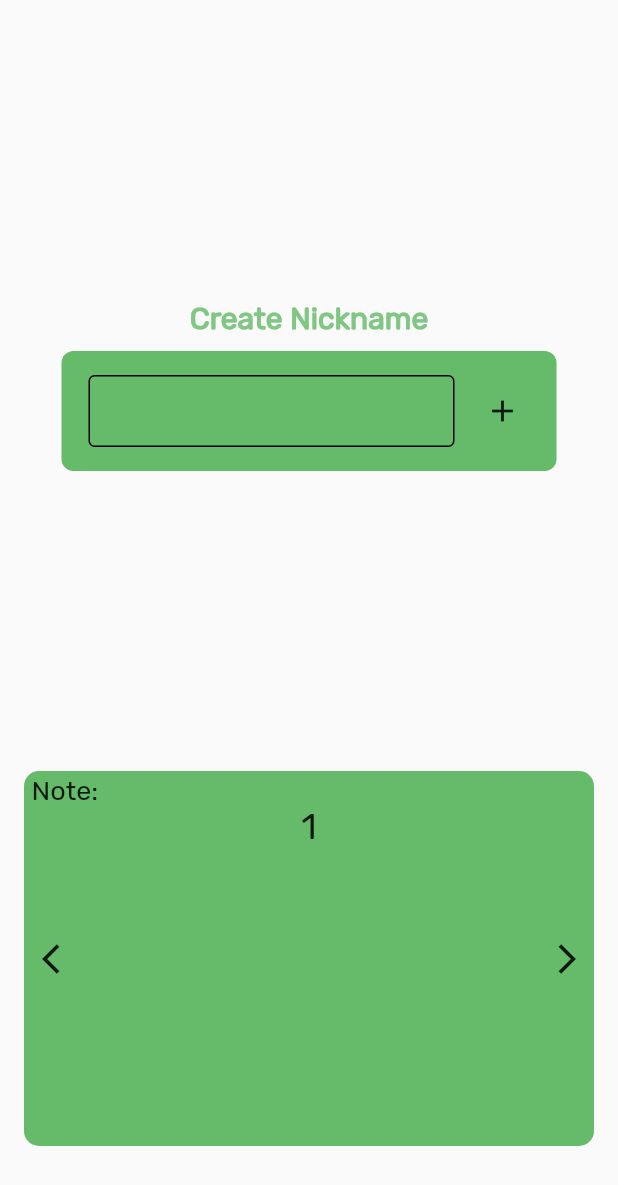
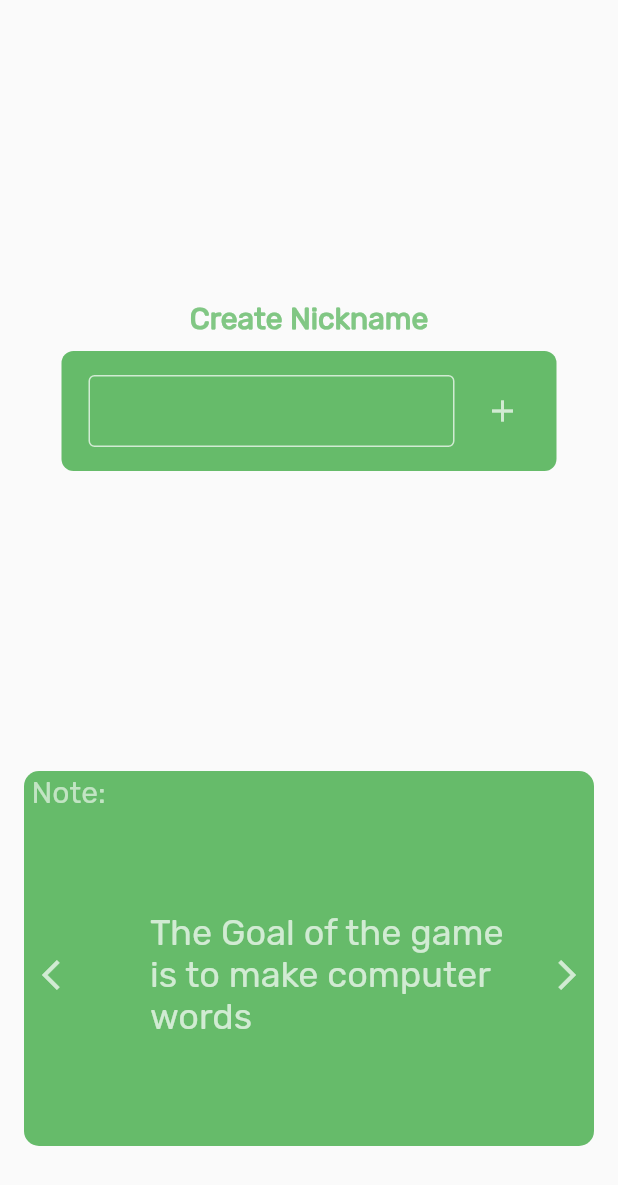
Before and after one commit to japoy143/capstone1, a Flutter app: the screen it shows after launch, on a phone screen of 412 x 824 dp. Shown: the top 1185 px of the screen. Run offline on Flutter 3.47's test engine with Material 2 defaults, Android fonts, the phone set to English and light mode, and no system bars; our stand-ins replace audioplayers, flutter_spinkit, get.

```diff
--- a/lib/pages/addusername.dart
+++ b/lib/pages/addusername.dart
@@ -9,7 +9,9 @@ class AddUsername extends StatelessWidget {
   @override
   Widget build(BuildContext context) {
     return Scaffold(
-      body: Column(
+      resizeToAvoidBottomInset: false,
+      body: SingleChildScrollView(
+        child: Column(
           crossAxisAlignment: CrossAxisAlignment.center,
           children: <Widget>[
             // Wrap the Column with Expanded
@@ -47,10 +49,12 @@ class AddUsername extends StatelessWidget {
                           onTapOutside: (event) {
                             FocusScope.of(context).unfocus();
                           },
-                        style: const TextStyle(color: Colors.black),
+                          style: const TextStyle(color: Colors.white70),
                           decoration: const InputDecoration(
-                            focusColor: Colors.black,
-                            enabledBorder: OutlineInputBorder(),
+                              focusColor: Colors.white70,
+                              enabledBorder: OutlineInputBorder(
+                                  borderSide:
+                                      BorderSide(color: Colors.white70)),
                               contentPadding:
                                   EdgeInsets.symmetric(horizontal: 10),
                               focusedBorder: UnderlineInputBorder(
@@ -60,10 +64,13 @@ class AddUsername extends StatelessWidget {
                     ),
                     IconButton(
                       onPressed: () {
-                      Navigator.of(context).push(
-                          MaterialPageRoute(builder: (context) => MenuPage()));
+                        Navigator.of(context).push(MaterialPageRoute(
+                            builder: (context) => MenuPage()));
                       },
-                    icon: const Icon(Icons.add),
+                      icon: const Icon(
+                        Icons.add,
+                        color: Colors.white70,
+                      ),
                     ),
                   ],
                 ),
@@ -75,6 +82,7 @@ class AddUsername extends StatelessWidget {
             Note(),
           ],
         ),
+      ),
     );
   }
 }
--- a/lib/pages/addusernameUtils.dart
+++ b/lib/pages/addusernameUtils.dart
@@ -32,27 +32,15 @@ class _NoteState extends State<Note> {
                 Text(
                   'Note:',
                   style: TextStyle(
-                    fontFamily: 'Rubik',
-                    fontSize: 18,
-                    fontWeight: FontWeight.w300,
-                  ),
-                ),
-              ],
-            ),
-            Row(
-              mainAxisAlignment: MainAxisAlignment.center,
-              children: [
-                Text(
-                  note,
-                  style: TextStyle(
-                    fontFamily: 'Rubik',
-                    fontSize: 24,
-                  ),
+                      fontFamily: 'Rubik',
+                      fontSize: 20.0,
+                      fontWeight: FontWeight.w300,
+                      color: Colors.white60),
                 ),
               ],
             ),
             SizedBox(
-              height: 50,
+              height: 35,
             ),
             Row(
               mainAxisAlignment: MainAxisAlignment.spaceBetween,
@@ -65,12 +53,33 @@ class _NoteState extends State<Note> {
                       }
                     });
                   },
-                  icon: Icon(Icons.arrow_back_ios),
+                  icon: Icon(
+                    Icons.arrow_back_ios,
+                    color: Colors.white70,
+                  ),
+                ),
+                SizedBox(
+                  width: 20.0,
+                ),
+                Center(
+                  child: SizedBox(
+                    height: 150,
+                    width: 240,
+                    child: Center(
+                      child: Text(
+                        note,
+                        style: TextStyle(
+                            fontFamily: 'Rubik',
+                            fontSize: 24,
+                            color: Colors.white70),
+                      ),
+                    ),
+                  ),
                 ),
                 IconButton(
                   onPressed: () {
                     setState(() {
-                      if (nextPage < 3) {
+                      if (nextPage < 6) {
                         nextPage++;
                       }
                     });
@@ -78,7 +87,10 @@ class _NoteState extends State<Note> {
                   icon: Transform(
                     alignment: Alignment.center,
                     transform: Matrix4.rotationY(3.14159),
-                    child: Icon(Icons.arrow_back_ios),
+                    child: Icon(
+                      Icons.arrow_back_ios,
+                      color: Colors.white70,
+                    ),
                   ),
                 ),
               ],
@@ -93,10 +105,17 @@ class _NoteState extends State<Note> {
   Widget build(BuildContext context) {
     return Stack(
       children: [
-        myNote(nextPage == 0, '1'),
-        myNote(nextPage == 1, '2'),
-        myNote(nextPage == 2, '3'),
-        myNote(nextPage == 3, '4'),
+        myNote(nextPage == 0, 'The Goal of the game is to make computer words'),
+        myNote(nextPage == 1,
+            'General words is accepted but it has low corresponding score'),
+        myNote(nextPage == 2, 'The Score depends on the length of the word '),
+        myNote(nextPage == 3, 'The Game Has different level of difficulty'),
+        myNote(nextPage == 4,
+            'Normal Mode doenst have timer and has a complete set of keyboard'),
+        myNote(nextPage == 5,
+            'Time Pressure has a complete set of keys but every 15sec it removes a letter'),
+        myNote(nextPage == 6,
+            'Hard Mode has a timer and a randomize keys that makes it harder to create a word'),
       ],
     );
   }
```
Lines whose indentation alone changed are shown as unchanged.
